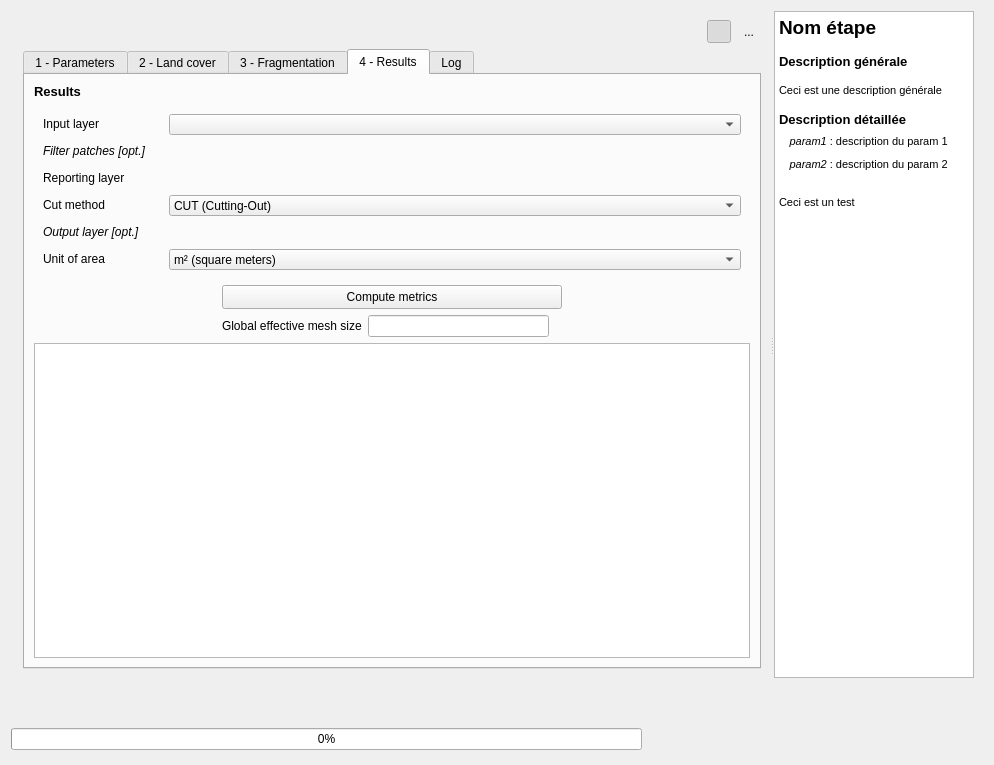
Old version of the form FragScape_dialog_base.ui in the repository MathieuChailloux/FragScape.
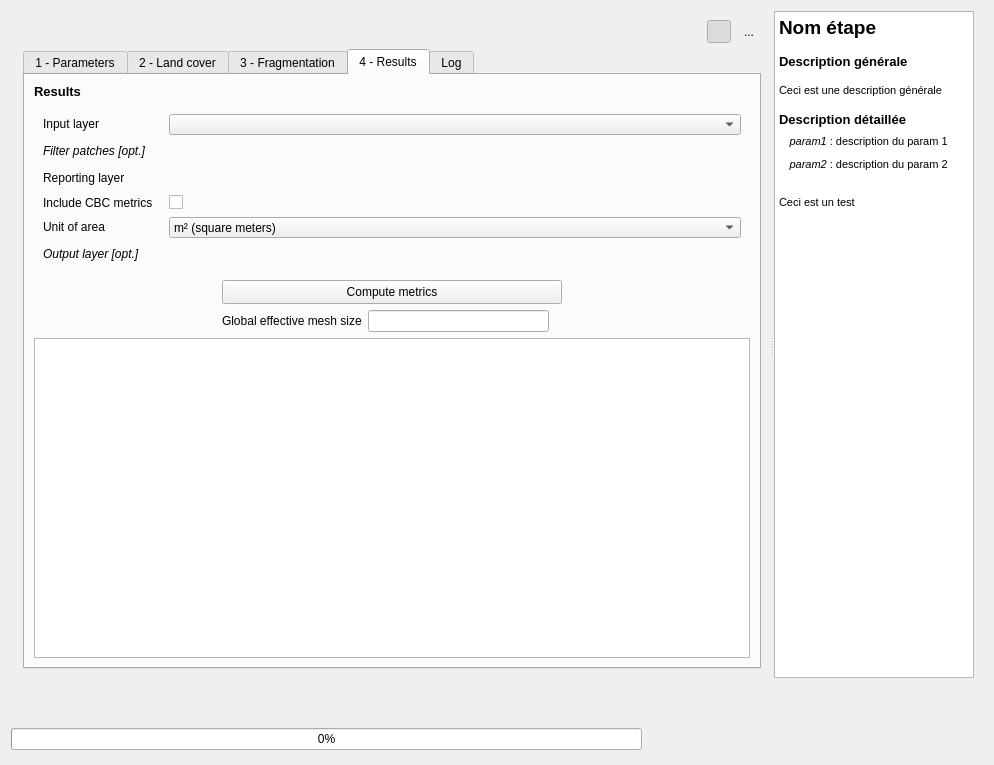
New version of the form. The open tabs and pages were chosen to show the change. Icons and pictures are not drawn. Custom widgets are drawn as their Qt base class.

Commit message: Adapting CUT method to includeCBC

The edit to the form file:
```diff
--- a/FragScape_dialog_base.ui
+++ b/FragScape_dialog_base.ui
@@ -2053,83 +2053,13 @@
                      </font>
                     </property>
                     <property name="text">
-                     <string>Cut method</string>
+                     <string>Include CBC metrics</string>
                     </property>
                    </widget>
                   </item>
                   <item row="3" column="1">
-                   <widget class="QComboBox" name="resultsCutMode">
-                    <property name="minimumSize">
-                     <size>
-                      <width>0</width>
-                      <height>21</height>
-                     </size>
-                    </property>
-                    <property name="maximumSize">
-                     <size>
-                      <width>16777215</width>
-                      <height>21</height>
-                     </size>
-                    </property>
-                    <item>
-                     <property name="text">
-                      <string>CUT (Cutting-Out)</string>
-                     </property>
-                    </item>
-                    <item>
-                     <property name="text">
-                      <string>CBC (Cross-Boundary Connection)</string>
-                     </property>
-                    </item>
-                   </widget>
-                  </item>
-                  <item row="4" column="0">
-                   <widget class="QLabel" name="selectionLayerLabel_11">
-                    <property name="sizePolicy">
-                     <sizepolicy hsizetype="Fixed" vsizetype="Fixed">
-                      <horstretch>0</horstretch>
-                      <verstretch>0</verstretch>
-                     </sizepolicy>
-                    </property>
-                    <property name="minimumSize">
-                     <size>
-                      <width>80</width>
-                      <height>16</height>
-                     </size>
-                    </property>
-                    <property name="font">
-                     <font>
-                      <weight>50</weight>
-                      <italic>true</italic>
-                      <bold>false</bold>
-                     </font>
-                    </property>
+                   <widget class="QCheckBox" name="resultsCBC">
                     <property name="text">
-                     <string>Output layer [opt.]</string>
-                    </property>
-                   </widget>
-                  </item>
-                  <item row="4" column="1">
-                   <widget class="QgsFileWidget" name="resultsOutLayer" native="true">
-                    <property name="sizePolicy">
-                     <sizepolicy hsizetype="Expanding" vsizetype="Fixed">
-                      <horstretch>0</horstretch>
-                      <verstretch>0</verstretch>
-                     </sizepolicy>
-                    </property>
-                    <property name="minimumSize">
-                     <size>
-                      <width>100</width>
-                      <height>21</height>
-                     </size>
-                    </property>
-                    <property name="maximumSize">
-                     <size>
-                      <width>16777215</width>
-                      <height>21</height>
-                     </size>
-                    </property>
-                    <property name="accessibleName">
                      <string/>
                     </property>
                     <property name="accessibleDescription">
@@ -2143,7 +2073,7 @@
                     </property>
                    </widget>
                   </item>
-                  <item row="5" column="0">
+                  <item row="4" column="0">
                    <widget class="QLabel" name="selectionLayerLabel_18">
                     <property name="sizePolicy">
                      <sizepolicy hsizetype="Fixed" vsizetype="Fixed">
@@ -2168,7 +2098,7 @@
                     </property>
                    </widget>
                   </item>
-                  <item row="5" column="1">
+                  <item row="4" column="1">
                    <widget class="QComboBox" name="resultsUnit">
                     <property name="minimumSize">
                      <size>
@@ -2204,6 +2134,66 @@
                     </item>
                    </widget>
                   </item>
+                  <item row="5" column="0">
+                   <widget class="QLabel" name="selectionLayerLabel_11">
+                    <property name="sizePolicy">
+                     <sizepolicy hsizetype="Fixed" vsizetype="Fixed">
+                      <horstretch>0</horstretch>
+                      <verstretch>0</verstretch>
+                     </sizepolicy>
+                    </property>
+                    <property name="minimumSize">
+                     <size>
+                      <width>80</width>
+                      <height>16</height>
+                     </size>
+                    </property>
+                    <property name="font">
+                     <font>
+                      <weight>50</weight>
+                      <italic>true</italic>
+                      <bold>false</bold>
+                     </font>
+                    </property>
+                    <property name="text">
+                     <string>Output layer [opt.]</string>
+                    </property>
+                   </widget>
+                  </item>
+                  <item row="5" column="1">
+                   <widget class="QgsFileWidget" name="resultsOutLayer">
+                    <property name="sizePolicy">
+                     <sizepolicy hsizetype="Expanding" vsizetype="Fixed">
+                      <horstretch>0</horstretch>
+                      <verstretch>0</verstretch>
+                     </sizepolicy>
+                    </property>
+                    <property name="minimumSize">
+                     <size>
+                      <width>100</width>
+                      <height>21</height>
+                     </size>
+                    </property>
+                    <property name="maximumSize">
+                     <size>
+                      <width>16777215</width>
+                      <height>21</height>
+                     </size>
+                    </property>
+                    <property name="accessibleName">
+                     <string/>
+                    </property>
+                    <property name="accessibleDescription">
+                     <string/>
+                    </property>
+                    <property name="dialogTitle">
+                     <string/>
+                    </property>
+                    <property name="defaultRoot">
+                     <string/>
+                    </property>
+                   </widget>
+                  </item>
                  </layout>
                 </widget>
                </item>
```
Left out of the diff: 31 changed lines with no effect on the pictures. The commit also changes 3 other files.
